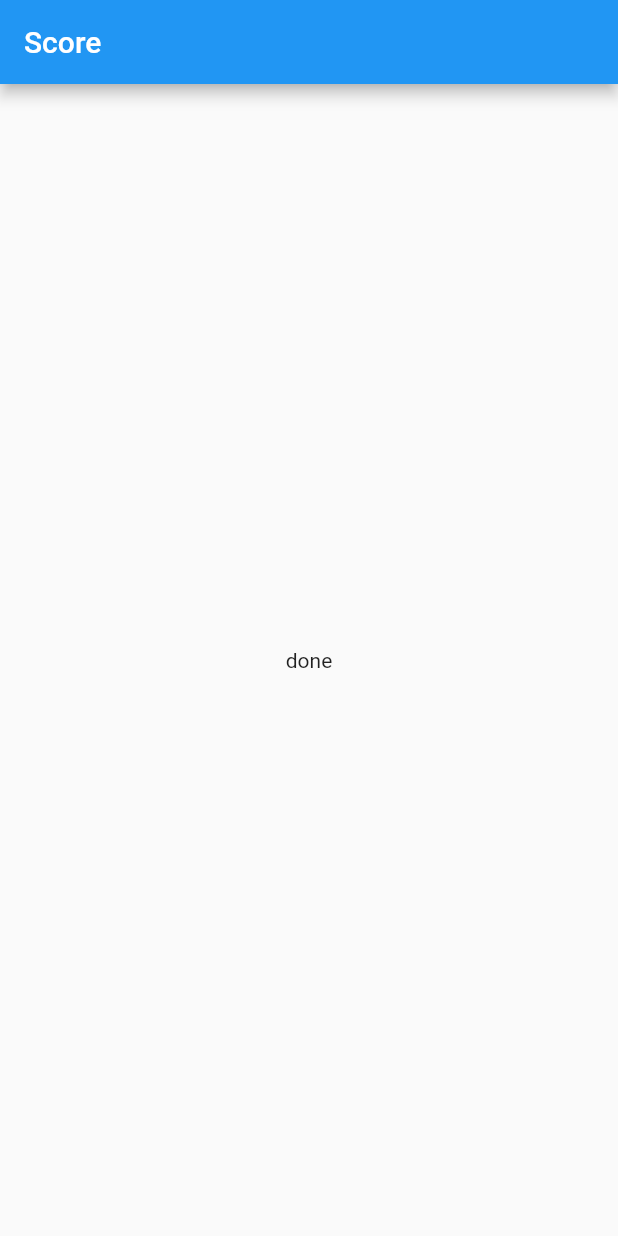
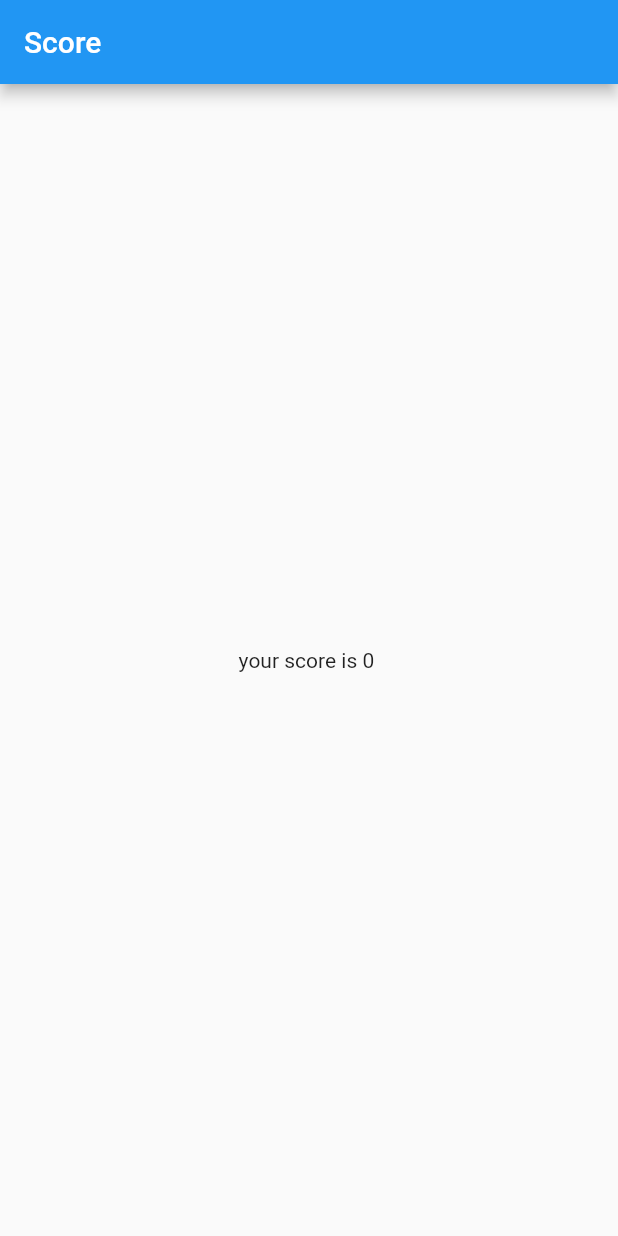
Before and after one commit to michael-099/QuizApp, a Flutter app: the screen it shows after launch, after a tap on "black", after a tap on "apple", on a phone screen of 412 x 824 dp. Run offline on Flutter 3.47's test engine with Material 2 defaults, Android fonts, the phone set to English and light mode, and no system bars.

Commit message:
display score

```diff
--- a/lib/main.dart
+++ b/lib/main.dart
@@ -56,7 +56,7 @@ class MyAppState extends State<MyApp> {
             body: quiz(action, question, index)),
       );
     } else {
-      return result();
+      return result(totalScore);
     }
   }
 }
--- a/lib/result.dart
+++ b/lib/result.dart
@@ -1,15 +1,15 @@
 import "package:flutter/material.dart";
 
 class result extends StatelessWidget {
-  result();
+  int value;
+  result(this.value);
   Widget build(BuildContext context) {
     return MaterialApp(
       home: Scaffold(
         appBar: AppBar(
           title: Text("Score"),
         ),
-        body:
-        Center(child:Text('done')),
+        body: Center(child: Text('your score is $value ')),
       ),
     );
   }
```
